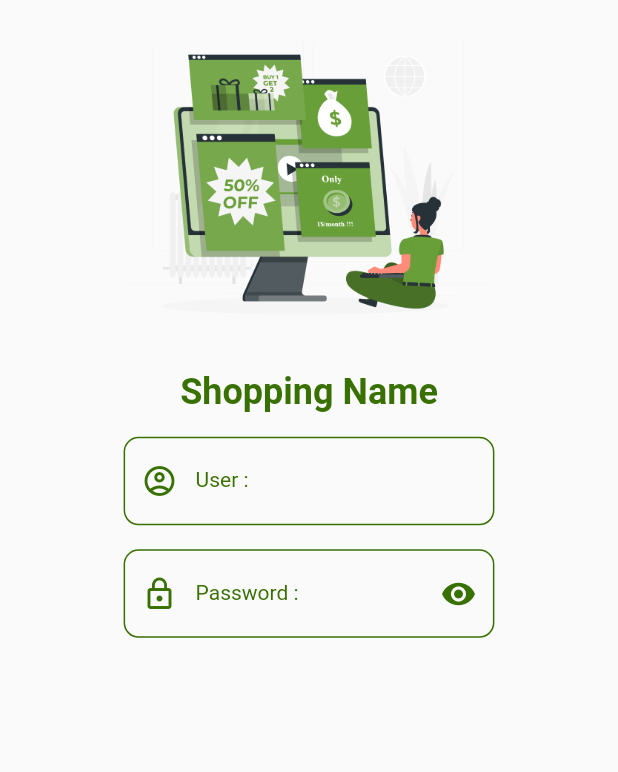
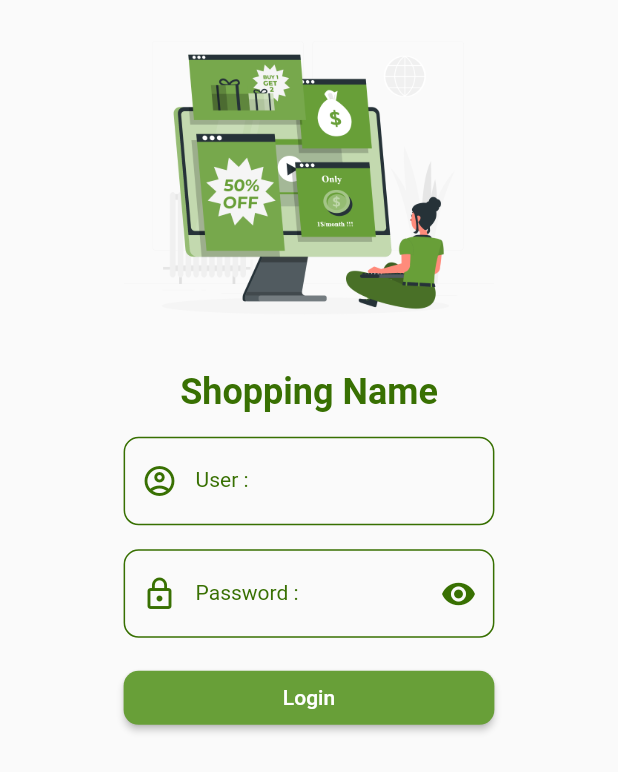
Before and after one commit to bingkuntodsoftinfo/ShoppingMall, a Flutter app: the screen it shows after launch, on a phone screen of 412 x 824 dp. Shown: the top 772 px of the screen. Run offline on Flutter 3.47's test engine with Material 2 defaults, Android fonts, the phone set to English and light mode, and no system bars.

Commit message:
Update Button Login

```diff
--- a/lib/states/authen.dart
+++ b/lib/states/authen.dart
@@ -28,10 +28,29 @@ class _AuthenState extends State<Authen> {
               buildAppName(),
               buildUser(size),
               buildPassword(size),
+              buildLogin(size),
             ],
           ),
         ),
       ),
+    );
+  }
+
+  Row buildLogin(double size) {
+    return Row(
+      mainAxisAlignment: MainAxisAlignment.center,
+      children: [
+        Container(
+          margin: EdgeInsets.symmetric(
+              vertical: 16), // symmetric เป็นกำหนดเป้นคู่ เช่น ด้านบน-ด้านล่าง
+          width: size * 0.6,
+          child: ElevatedButton(
+            style: MyConstant().myButtonStyle(),
+            onPressed: () {},
+            child: Text('Login'),
+          ),
+        ),
+      ],
     );
   }
 
--- a/lib/utility/my_constant.dart
+++ b/lib/utility/my_constant.dart
@@ -38,4 +38,11 @@ class MyConstant {
         color: dark,
         fontWeight: FontWeight.normal,
       );
+
+  ButtonStyle myButtonStyle() => ElevatedButton.styleFrom(
+        primary: MyConstant.primary,
+        shape: RoundedRectangleBorder(
+          borderRadius: BorderRadius.circular(10),
+        ),
+      );
 }
```
Lines whose indentation alone changed are shown as unchanged.
